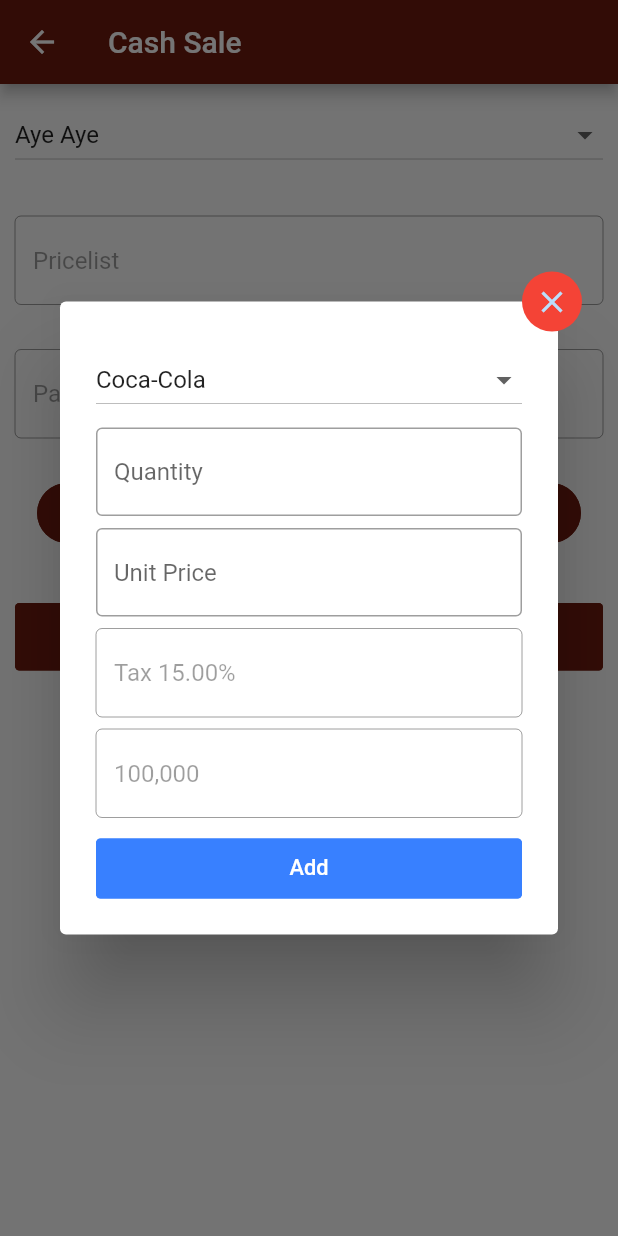
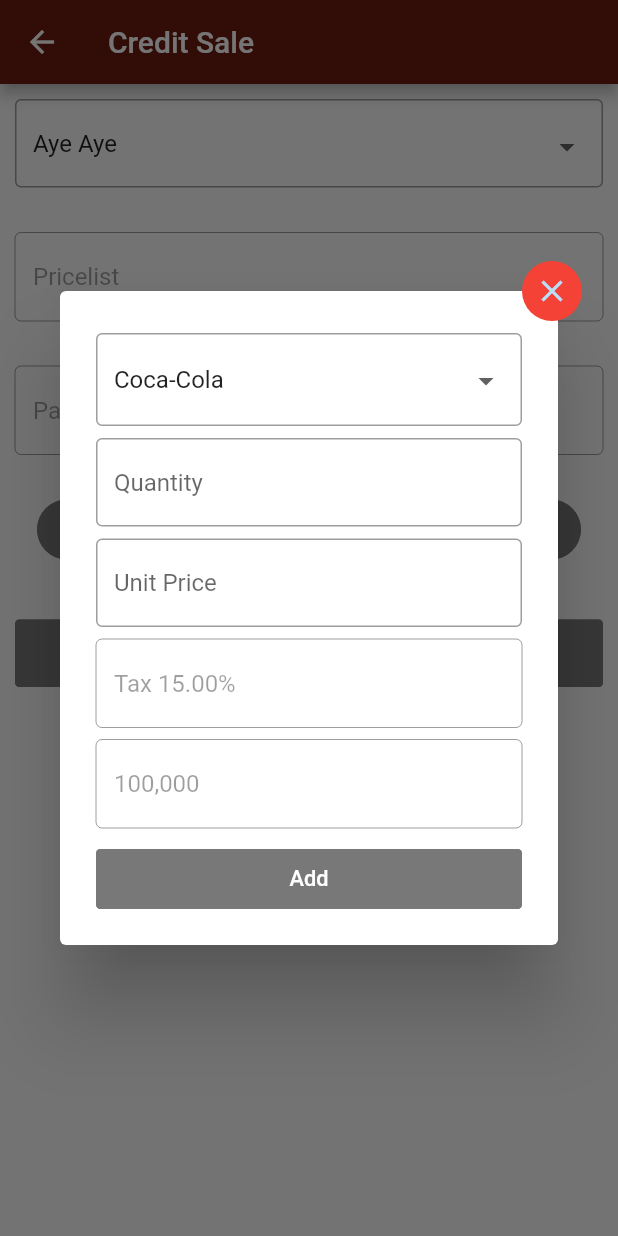
Before and after one commit to AyeChanMon8/ngweOakProject, a Flutter app: the CreditSaleCreatePage screen opened directly, after a tap on "Add Order Lines", on a phone screen of 412 x 824 dp. Run offline on Flutter 3.47's test engine with Material 2 defaults, Android fonts, the phone set to English and light mode, and no system bars; drawn by our look-alikes of getwidget; our stand-ins replace connectivity_plus, font_awesome_flutter, get, ionicons, salomon_bottom_bar.

Commit message:
fix Credit and Cash Sale UI

```diff
--- a/lib/pages/credit_sale/credit_sale_create_page.dart
+++ b/lib/pages/credit_sale/credit_sale_create_page.dart
@@ -21,7 +21,7 @@
       appBar: AppBar(
           backgroundColor: kPrimaryColor,
           title: Text(
-            'Cash Sale',
+            'Credit Sale',
             style: TextStyle(),
           )),
       body: Form(
@@ -31,12 +31,16 @@
             crossAxisAlignment: CrossAxisAlignment.start,
             children: [
               Container(
+                height: 59,
                 margin:
                     EdgeInsets.only(left: 10, right: 10, top: 10, bottom: 10),
                 child: Theme(
                   data: new ThemeData(
                     primaryColor: kPrimaryColor,
                   ),
+                  child: InputDecorator(
+                    decoration: const InputDecoration(border: OutlineInputBorder()),
+                    child: DropdownButtonHideUnderline(
                       child: DropdownButton<String>(
                         isExpanded: true,
                         // Step 3.
@@ -58,6 +62,8 @@
                             dropdownValue = newValue;
                           });
                         },
+                      ),
+                    ),
                   ),
                 ),
               ),
@@ -133,8 +139,12 @@
                                     child: Column(
                                       mainAxisSize: MainAxisSize.min,
                                       children: <Widget>[
-                                        Padding(
+                                        Container(
+                                          height: 70,
                                           padding: EdgeInsets.only(top: 8.0),
+                                          child: InputDecorator(
+                                            decoration: const InputDecoration(border: OutlineInputBorder()),
+                                            child: DropdownButtonHideUnderline(
                                               child: DropdownButton<String>(
                                                 isExpanded: true,
                                                 // Step 3.
@@ -161,6 +171,8 @@
                                                     productDropdownValue = newValue;
                                                   });
                                                 },
+                                              ),
+                                            ),
                                           ),
                                         ),
                                         Padding(
@@ -218,6 +230,7 @@
                                             },
                                             text: "Add",
                                             blockButton: true,
+                                            color: kButtonColor,
                                             size: GFSize.LARGE,
                                           ),
                                         )
@@ -231,7 +244,7 @@
                         });
                   },
                   text: 'Add Order Lines',
-                  color: kPrimaryColor,
+                  color: kButtonColor,
                   icon: Icon(
                     Icons.add,
                     color: Colors.white,
@@ -501,7 +514,7 @@
                     height: 45,
                     margin: EdgeInsets.only(left: 10, right: 10, top: 20),
                     child: GFButton(
-                            color: kPrimaryColor,
+                            color: kButtonColor,
                             onPressed: () {},
                             text: "Save",
                             blockButton: true,
--- a/lib/utils/constants.dart
+++ b/lib/utils/constants.dart
@@ -6,4 +6,5 @@
 const kSecondaryColor = Color(0xFF265DAB);
 const kWhiteColor = Color(0xFFffffff);
 const kLabelColor = Color(0xFFbf0603);
-const kSPrimaryColor = Color(0xFFC0C0C0);
+const kSPrimaryColor = Color(0xFFE8E8E8);
+const kButtonColor = Color(0xFF787878);
```
Also changed, not shown: lib/pages/cash_sale/cash_sale_create_page.dart (+17 -5 lines), 3 other files. Lines whose indentation alone changed are shown as unchanged.
